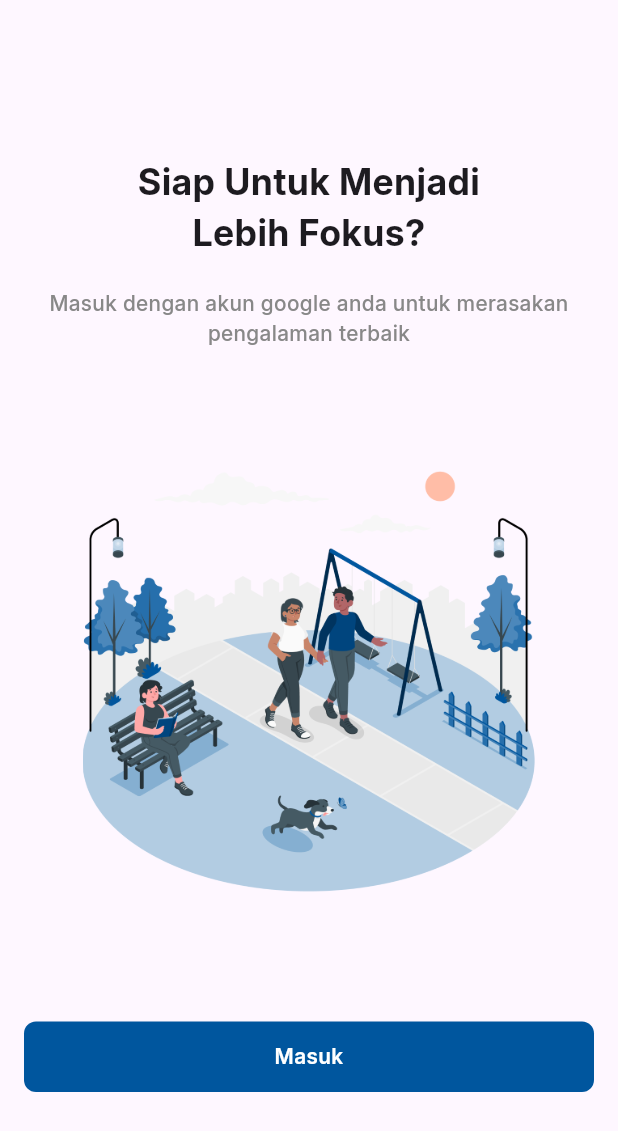
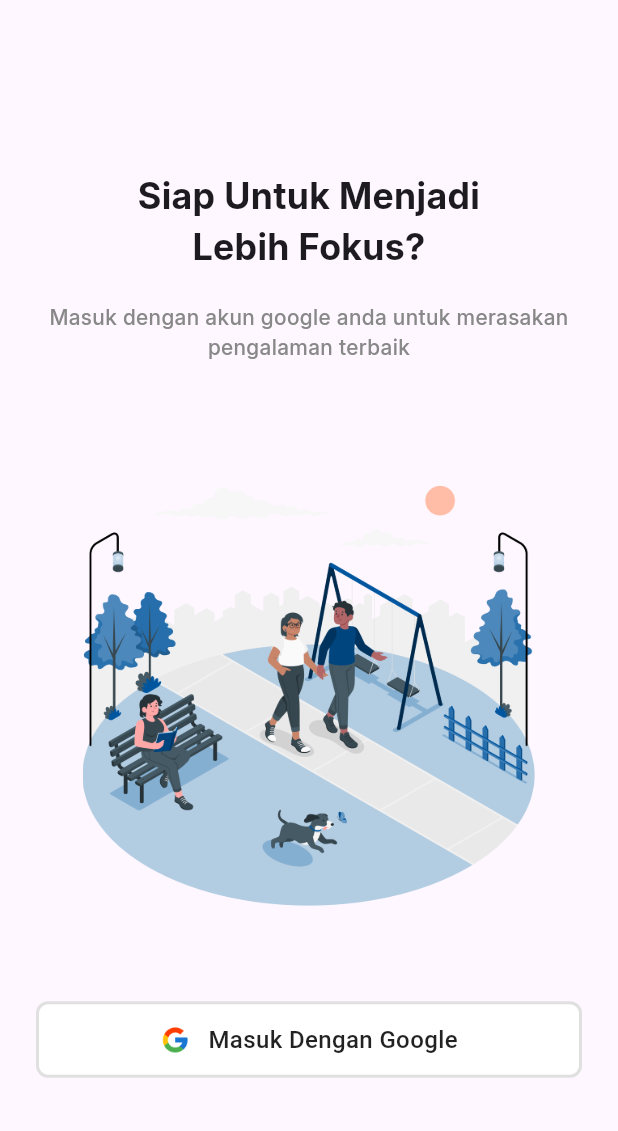
Before and after one commit to aryaprtm11/uneeds, a Flutter app: the WelcomeView screen opened directly, on a phone screen of 412 x 824 dp. Shown: the top 1131 px of the screen. Run offline on Flutter 3.47's test engine with Material 3 defaults, Android fonts, the phone set to English and light mode, and no system bars.

Commit message:
change button login

```diff
--- a/uneeds/lib/utils/color.dart
+++ b/uneeds/lib/utils/color.dart
@@ -3,3 +3,5 @@ import 'package:flutter/material.dart';
 Color blueColor = const Color(0xFF00569E);
 Color fontGrayColor = const Color(0xFF888888);
 Color iconGrayColor = const Color(0xFFCCCCCC);
+Color borderColor = Colors.grey.shade400;
+Color btnColor = Colors.white;
--- a/uneeds/lib/views/welcome.dart
+++ b/uneeds/lib/views/welcome.dart
@@ -45,32 +45,42 @@ class _WelcomeViewState extends State<WelcomeView> {
           ),
 
           Padding(
-            padding: const EdgeInsets.fromLTRB(55, 0, 55, 78),
+            padding: const EdgeInsets.fromLTRB(55, 0, 55, 55),
             child: Image.asset('assets/gambar/login.png'),
           ),
 
-          Padding(
-            padding: EdgeInsets.symmetric(horizontal: 16),
-            child: GestureDetector(
+          GestureDetector(
             onTap: () {
-                // print("lanjut");
+              // Tambahkan logika login Google di sini
             },
             child: Container(
               width: double.infinity,
-                padding: EdgeInsets.symmetric(vertical: 13.5),
+              margin: const EdgeInsets.symmetric(horizontal: 24),
+              padding: const EdgeInsets.symmetric(vertical: 12),
               decoration: BoxDecoration(
-                  color: blueColor,
+                color: btnColor,
                 borderRadius: BorderRadius.circular(8),
+                border: Border.all(color: Colors.grey.shade300, width: 2),
               ),
-                child: Text(
-                  "Masuk",
-                  textAlign: TextAlign.center,
+              child: Row(
+                mainAxisAlignment: MainAxisAlignment.center,
+                mainAxisSize: MainAxisSize.min,
+                children: [
+                  Image.asset(
+                    "assets/gambar/google.png",
+                    width: 20,
+                    height: 20,
+                  ),
+                  const SizedBox(width: 12),
+                  const Text(
+                    "Masuk Dengan Google",
                     style: TextStyle(
-                    fontFamily: "InterSemiBold",
-                    fontSize: 14,
-                    color: Colors.white,
+                      fontSize: 16,
+                      fontWeight: FontWeight.w500,
+                      color: Colors.black87,
                     ),
                   ),
+                ],
               ),
             ),
           ),
```
Also changed, not shown: uneeds/assets/gambar/google.png (added). Lines whose indentation alone changed are shown as unchanged.
